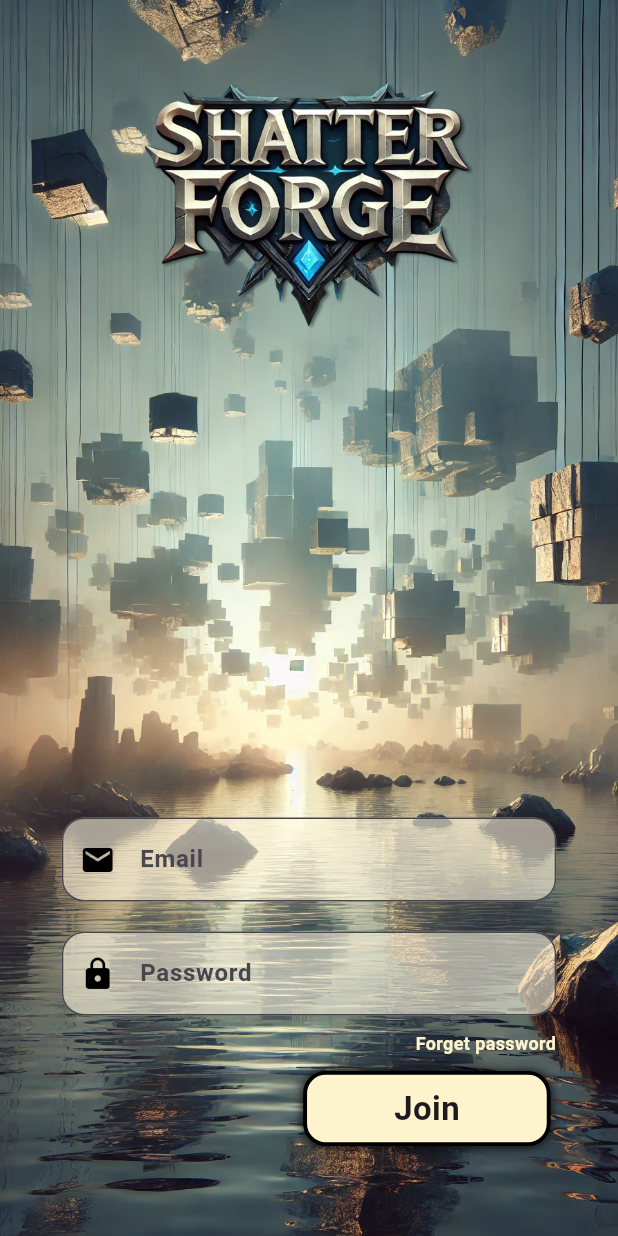
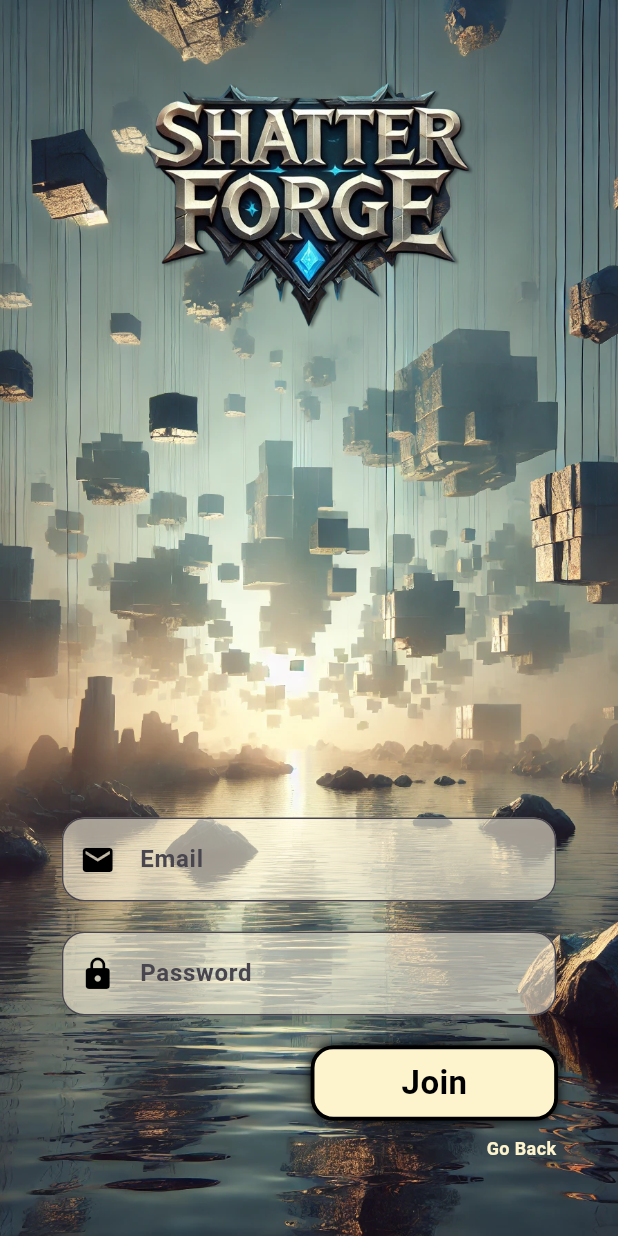
Before and after one commit to tusher2018/shatterforge, a Flutter app: the screen it shows after launch, after a tap on "Join", on a phone screen of 412 x 824 dp. Run offline on Flutter 3.47's test engine with Material 3 defaults, Android fonts, the phone set to English and light mode, and no system bars; our stand-ins replace cloud_firestore, firebase_auth, firebase_core, flutter_colorpicker; missing offline and left inert: flame; accounts and stored records are empty.

Commit message:
join compleated

```diff
--- a/lib/splash_page.dart
+++ b/lib/splash_page.dart
@@ -1,3 +1,5 @@
+// ignore_for_file: use_build_context_synchronously
+
 import 'package:firebase_auth/firebase_auth.dart';
 import 'package:flutter/material.dart';
 import 'package:shatterforge/map_create.dart';
@@ -14,18 +16,53 @@ class _CombinedSplashHomePageState extends State<CombinedSplashHomePage> {
   bool _showButtons = false;
   bool _showSignInForm = false;
   bool _exitButtons = false;
+  bool _exitingSignInForm = false;
   TextEditingController emailController = TextEditingController();
   TextEditingController passwordController = TextEditingController();
+
+  // Transition to Sign-In form with exit animation for buttons
+  void _transitionToSignInForm() {
+    setState(() {
+      _exitButtons = true; // Start exit animation for buttons
+    });
+
+    // Delay until button exit animation completes, then show sign-in form
+    Future.delayed(const Duration(milliseconds: 800), () {
+      setState(() {
+        _showButtons = false;
+        _showSignInForm = true;
+        _exitButtons = false; // Reset button exit state for the future
+      });
+    });
+  }
+
+  // Transition back to buttons with exit animation for sign-in form
+  void _transitionToButtons() {
+    setState(() {
+      _exitingSignInForm = true; // Start exit animation for sign-in form
+    });
+
+    // Delay until sign-in form exit animation completes, then show buttons
+    Future.delayed(const Duration(milliseconds: 800), () {
+      setState(() {
+        _showSignInForm = false;
+        _showButtons = true;
+        _exitingSignInForm = false; // Reset sign-in form exit state
+      });
+    });
+  }
 
   @override
   void initState() {
     super.initState();
 
+    // Simulate initial splash logo animation
     Future.delayed(const Duration(seconds: 2), () {
       setState(() {
         _logoAtCenter = false;
       });
 
+      // Show buttons after logo animation
       Future.delayed(const Duration(seconds: 1), () {
         setState(() {
           _showButtons = true;
@@ -34,6 +71,7 @@ class _CombinedSplashHomePageState extends State<CombinedSplashHomePage> {
     });
   }
 
+  // Build custom button with enter/exit animations
   Widget _buildCustomButton(
       String text, VoidCallback onPressed, double delay, bool exitButton) {
     return TweenAnimationBuilder(
@@ -56,7 +94,7 @@ class _CombinedSplashHomePageState extends State<CombinedSplashHomePage> {
           width: MediaQuery.of(context).size.width * 0.4,
           height: 50,
           decoration: BoxDecoration(
-            color: Color(0xFFEFEF5CE),
+            color: const Color(0xFFEFEF5CE),
             borderRadius: BorderRadius.circular(15),
             boxShadow: const [
               BoxShadow(color: Colors.black, blurRadius: 6),
@@ -68,9 +106,11 @@ class _CombinedSplashHomePageState extends State<CombinedSplashHomePage> {
             border: Border.all(color: Colors.black, width: 2.5),
           ),
           child: Center(
-            child: Text(
+            child: commonText(
               text,
-              style: const TextStyle(fontSize: 22, fontWeight: FontWeight.bold),
+              color: Colors.black,
+              size: 22,
+              isBold: true,
             ),
           ),
         ),
@@ -78,151 +118,80 @@ class _CombinedSplashHomePageState extends State<CombinedSplashHomePage> {
     );
   }
 
-  void _transitionToSignInForm() {
-    setState(() {
-      _exitButtons = true; // Trigger reverse animation for button exit
-    });
-
-    // Delay until the button exit animation completes, then show the sign-in form
-    Future.delayed(const Duration(milliseconds: 800), () {
-      setState(() {
-        _showButtons = false; // Hide buttons after exit animation
-        _showSignInForm = true; // Show the sign-in form
-      });
-    });
-  }
-
-  // void _authenticateUser() async {
-  //   String email = emailController.text;
-  //   String password = passwordController.text;
-  //   if (email.isEmpty) {
-  //     showCommonSnackbar(
-  //       context,
-  //       message: 'Please enter your email.',
-  //       icon: Icons.error,
-  //     );
-  //     return;
-  //   } else if (password.isEmpty) {
-  //     showCommonSnackbar(
-  //       context,
-  //       message: 'Please enter your password.',
-  //       icon: Icons.error,
-  //     );
-  //     return;
-  //   }
-  //   try {
-  //     final FirebaseAuth auth = FirebaseAuth.instance;
-  //     UserCredential userCredential = await auth.signInWithEmailAndPassword(
-  //         email: email, password: password);
-  //     showCommonSnackbar(
-  //       context,
-  //       message: 'Logged in as: ${userCredential.user?.email}',
-  //       icon: Icons.check_circle,
-  //     );
-  //     setState(() {
-  //       _showSignInForm = false;
-  //       _showButtons = true;
-  //       _exitButtons = false;
-  //     });
-  //   } on FirebaseAuthException catch (e) {
-  //     print(e.code);
-  //     if (e.code == 'invalid-credential') {
-  //       showCommonSnackbar(
-  //         context,
-  //         message: 'User not found, signing up...',
-  //         icon: Icons.person_add,
-  //       );
-  //       _signUpUser(email, password);
-  //     } else {
-  //       showCommonSnackbar(
-  //         context,
-  //         message: 'Error: ${e.message}',
-  //         icon: Icons.error,
-  //       );
-  //     }
-  //   }
-  // }
-  // void _signUpUser(String email, String password) async {
-  //   try {
-  //     final FirebaseAuth auth = FirebaseAuth.instance;
-  //     UserCredential userCredential = await auth.createUserWithEmailAndPassword(
-  //         email: email, password: password);
-  //     showCommonSnackbar(
-  //       context,
-  //       message: 'Signed up as: ${userCredential.user?.email}',
-  //       icon: Icons.check_circle,
-  //     );
-  //     setState(() {
-  //       _showSignInForm = false;
-  //       _showButtons = true;
-  //       _exitButtons = false;
-  //     });
-  //   } catch (e) {
-  //     showCommonSnackbar(
-  //       context,
-  //       message: 'Sign-up failed: $e',
-  //       icon: Icons.error,
-  //     );
-  //   }
-  // }
-  // void _resetPassword() async {
-  //   String email = emailController.text.trim();
-  //   if (email.isNotEmpty) {
-  //     try {
-  //       await FirebaseAuth.instance.sendPasswordResetEmail(email: email);
-  //       showCommonSnackbar(
-  //         context,
-  //         message: 'Password reset email sent.',
-  //         icon: Icons.restore,
-  //       );
-  //     } on FirebaseAuthException catch (e) {
-  //       if (e.code == 'user-not-found') {
-  //         showCommonSnackbar(
-  //           context,
-  //           message: 'User not found',
-  //           icon: Icons.person_off_outlined,
-  //         );
-  //       } else {
-  //         showCommonSnackbar(
-  //           context,
-  //           message: 'Failed to send password reset email.',
-  //           icon: Icons.error,
-  //         );
-  //       }
-  //     }
-  //   } else {
-  //     showCommonSnackbar(
-  //       context,
-  //       message: 'Please enter your email.',
-  //       icon: Icons.error,
-  //     );
-  //   }
-  // }
-
+  // Build Sign-In Form with enter/exit animations
   Widget _buildSignInForm() {
     return Column(
       children: [
         _buildTextField('Email', emailController, Icons.email, 100),
         _buildTextField('Password', passwordController, Icons.lock, 400),
+        TweenAnimationBuilder(
+          tween: Tween<Offset>(
+            begin: _exitingSignInForm
+                ? Offset.zero
+                : const Offset(1.5, 0), // Entry/Exit based on state
+            end: _exitingSignInForm
+                ? const Offset(1.5, 0)
+                : Offset.zero, // Exit animation moves to the right
+          ),
+          duration: Duration(milliseconds: 700),
+          curve: Curves.ease,
+          builder: (context, Offset offset, child) {
+            return Transform.translate(
+              offset: Offset(MediaQuery.of(context).size.width * offset.dx, 0),
+              child: child,
+            );
+          },
+          child: GestureDetector(
+            onTap: () {
+              _signUpUser(
+                  context, emailController.text, passwordController.text);
+            },
+            child: Container(
+              margin: const EdgeInsets.symmetric(vertical: 10),
+              width: MediaQuery.of(context).size.width * 0.4,
+              height: 50,
+              decoration: BoxDecoration(
+                color: const Color(0xFFEFEF5CE),
+                borderRadius: BorderRadius.circular(15),
+                boxShadow: const [
+                  BoxShadow(color: Colors.black, blurRadius: 6),
+                  BoxShadow(
+                      color: Colors.black,
+                      blurRadius: 6,
+                      blurStyle: BlurStyle.inner),
+                ],
+                border: Border.all(color: Colors.black, width: 2.5),
+              ),
+              child: Center(
+                child: commonText("Join",
+                    size: 22, isBold: true, color: Colors.black),
+              ),
+            ),
+          ),
+        ),
         Container(
           width: MediaQuery.of(context).size.width * 0.8,
           alignment: Alignment.centerRight,
           child: GestureDetector(
-              onTap: _resetPassword,
-              child: commonText("Forget password",
-                  color: primaryColor, isBold: true),
-            )),
-        _buildCustomButton("Join", _authenticateUser, 700, !_exitButtons),
+            onTap: _transitionToButtons, // Go back to buttons
+            child: commonText("Go Back", color: primaryColor, isBold: true),
+          ),
+        ),
       ],
     );
   }
 
+  // Build TextField with enter/exit animations
   Widget _buildTextField(String hintText, TextEditingController controller,
       IconData icon, double delay) {
     return TweenAnimationBuilder(
       tween: Tween<Offset>(
-        begin: const Offset(1.5, 0), // Starting off-screen to the right
-        end: Offset.zero, // Ending at the normal position
+        begin: _exitingSignInForm
+            ? Offset.zero
+            : const Offset(1.5, 0), // Entry/Exit based on state
+        end: _exitingSignInForm
+            ? const Offset(1.5, 0)
+            : Offset.zero, // Exit animation moves to the right
       ),
       duration: Duration(milliseconds: delay.toInt()),
       curve: Curves.ease,
@@ -236,16 +205,17 @@ class _CombinedSplashHomePageState extends State<CombinedSplashHomePage> {
         margin: const EdgeInsets.symmetric(vertical: 10),
         width: MediaQuery.of(context).size.width * 0.8,
         child: TextField(
-          style: TextStyle(color: Colors.black, fontWeight: FontWeight.bold),
+          style:
+              const TextStyle(color: Colors.black, fontWeight: FontWeight.bold),
           controller: controller,
           decoration: InputDecoration(
             prefixIcon: Icon(icon, color: Colors.black),
             hintText: hintText,
             filled: true,
-            fillColor: Color.fromARGB(150, 255, 248, 225),
+            fillColor: const Color.fromARGB(150, 255, 248, 225),
             border: OutlineInputBorder(
               borderRadius: BorderRadius.circular(15),
-              borderSide: BorderSide(width: 2, color: Colors.black),
+              borderSide: const BorderSide(width: 2, color: Colors.black),
             ),
           ),
         ),
@@ -279,13 +249,13 @@ class _CombinedSplashHomePageState extends State<CombinedSplashHomePage> {
                 width: MediaQuery.of(context).size.width * 0.7,
               ),
             ),
-            // Buttons or sign-in form based on the state
+            // Buttons or Sign-In Form based on state
             Positioned(
               bottom: 50,
               left: 0,
               right: 0,
               child: AnimatedSwitcher(
-                duration: const Duration(milliseconds: 800),
+                duration: const Duration(milliseconds: 10),
                 child: _showButtons
                     ? Column(
                         mainAxisSize: MainAxisSize.min,
@@ -298,14 +268,15 @@ class _CombinedSplashHomePageState extends State<CombinedSplashHomePage> {
                               context,
                               MaterialPageRoute(
                                 builder: (context) => MapCreatePage(),
-                                ));
+                              ),
+                            );
                           }, 700, _exitButtons),
                           _buildCustomButton("Rank", () {}, 1000, _exitButtons),
                         ],
                       )
                     : _showSignInForm
                         ? _buildSignInForm()
-                        : SizedBox.shrink(),
+                        : const SizedBox.shrink(),
               ),
             ),
           ],
@@ -314,37 +285,29 @@ class _CombinedSplashHomePageState extends State<CombinedSplashHomePage> {
     );
   }
 
-  void _authenticateUser() async {
-    String email = emailController.text;
-    String password = passwordController.text;
+// Sign-up function
+  void _signUpUser(BuildContext context, String email, String password) async {
+    final FirebaseAuth auth = FirebaseAuth.instance;
 
     if (email.isEmpty) {
-      showCommonSnackbar(
-        context,
-        message: 'Please enter your email.',
-        icon: Icons.error,
-      );
+      showCommonSnackbar(context,
+          message: 'Please enter your email.', icon: Icons.error);
       return;
-    } else if (password.isEmpty) {
-      showCommonSnackbar(
-        context,
-        message: 'Please enter your password.',
-        icon: Icons.error,
-      );
+    }
+
+    if (password.isEmpty) {
+      showCommonSnackbar(context,
+          message: 'Please enter your password.', icon: Icons.error);
       return;
     }
 
     try {
-      final FirebaseAuth auth = FirebaseAuth.instance;
-      UserCredential userCredential = await auth.signInWithEmailAndPassword(
+      // Create a new user account
+      await auth.createUserWithEmailAndPassword(
           email: email, password: password);
 
-      showCommonSnackbar(
-        context,
-        message: 'Logged in as: ${userCredential.user?.email}',
-        icon: Icons.check_circle,
-      );
-
+      showCommonSnackbar(context,
+          message: 'Account created successfully!', icon: Icons.check_circle);
       setState(() {
         _showSignInForm = false;
         _showButtons = true;
@@ -352,48 +315,16 @@ class _CombinedSplashHomePageState extends State<CombinedSplashHomePage> {
       });
     } on FirebaseAuthException catch (e) {
       print(e);
-      print(e.code);
+
+      if (e.code == "email-already-in-use") {
+        handleUserAuthentication(context, email, password);
+      } else {
         _handleAuthException(e);
-    } catch (e) {
-      showCommonSnackbar(
-        context,
-        message: 'An unknown error occurred. Please try again later.',
-        icon: Icons.error,
-      );
+      }
     }
   }
 
-  void _signUpUser(String email, String password) async {
-    try {
-      final FirebaseAuth auth = FirebaseAuth.instance;
-      UserCredential userCredential = await auth.createUserWithEmailAndPassword(
-          email: email, password: password);
-
-      showCommonSnackbar(
-        context,
-        message: 'Signed up as: ${userCredential.user?.email}',
-        icon: Icons.check_circle,
-      );
-
-      setState(() {
-        _showSignInForm = false;
-        _showButtons = true;
-        _exitButtons = false;
-      });
-    } on FirebaseAuthException catch (e) {
-      _handleAuthException(e);
-    } catch (e) {
-      showCommonSnackbar(
-        context,
-        message: 'Sign-up failed. Please try again later.',
-        icon: Icons.error,
-      );
-    }
-  }
-
-  void _resetPassword() async {
-    String email = emailController.text.trim();
-
+  void _resetPassword(String email) async {
     if (email.isEmpty) {
       showCommonSnackbar(
         context,
@@ -411,8 +342,6 @@ class _CombinedSplashHomePageState extends State<CombinedSplashHomePage> {
         icon: Icons.restore,
       );
     } on FirebaseAuthException catch (e) {
-      print(e);
-      print(e.code);
       _handleAuthException(e);
     } catch (e) {
       showCommonSnackbar(
@@ -422,9 +351,6 @@ class _CombinedSplashHomePageState extends State<CombinedSplashHomePage> {
       );
     }
   }
-
-
-
 
   void _handleAuthException(FirebaseAuthException e) {
     switch (e.code) {
@@ -440,13 +366,6 @@ class _CombinedSplashHomePageState extends State<CombinedSplashHomePage> {
           context,
           message: 'This user account has been disabled.',
           icon: Icons.block,
-        );
-        break;
-      case 'user-not-found':
-        showCommonSnackbar(
-          context,
-          message: 'No user found with this email.',
-          icon: Icons.person_off,
         );
         break;
       case 'wrong-password':
@@ -500,4 +419,71 @@ class _CombinedSplashHomePageState extends State<CombinedSplashHomePage> {
         break;
     }
   }
+
+  void _showResetPasswordConfirmationDialog(String email) {
+    showDialog(
+      context: context,
+      builder: (BuildContext context) {
+        return AlertDialog(
+          backgroundColor: primaryColor,
+          title: commonText('Reset Password',
+              color: Colors.black, size: 14, isBold: true),
+          content: commonText(
+              'The password you entered is incorrect. Would you like to reset your password?',
+              overflow: TextOverflow.visible,
+              size: 12,
+              color: Colors.black),
+          actions: [
+            SizedBox(
+              width: MediaQuery.sizeOf(context).width * 0.8,
+              child: Row(
+                children: [
+                  Expanded(
+                    child: commonButton(context, 'Try again', () {
+                      Navigator.of(context).pop();
+                    }, fontSize: 12),
+                  ),
+                  SizedBox(
+                    width: 16,
+                  ),
+                  Expanded(
+                    child: commonButton(context, "Reset Password", () {
+                      Navigator.of(context).pop();
+                      _resetPassword(email);
+                    }, fontSize: 12),
+                  )
+                ],
+              ),
+            ),
+          ],
+        );
+      },
+    );
   }
+
+  void handleUserAuthentication(
+      BuildContext context, String email, String password) async {
+    final FirebaseAuth auth = FirebaseAuth.instance;
+
+    try {
+      // Try to sign in first
+      await auth.signInWithEmailAndPassword(email: email, password: password);
+
+      // If sign-in is successful
+      showCommonSnackbar(context,
+          message: 'Logged in successfully!', icon: Icons.check_circle);
+      setState(() {
+        _showSignInForm = false;
+        _showButtons = true;
+        _exitButtons = false;
+      });
+    } on FirebaseAuthException catch (e) {
+      print(e);
+      if (e.code == 'invalid-credential') {
+        _showResetPasswordConfirmationDialog(email);
+      } else {
+        _handleAuthException(e);
+      }
+    }
+  }
+}
--- a/lib/src/components/commonText.dart
+++ b/lib/src/components/commonText.dart
@@ -1,10 +1,13 @@
 import 'package:flutter/material.dart';
 
 Widget commonText(String text,
-    {Color color = Colors.white, bool isBold = false, double size = 12}) {
+    {Color color = Colors.white,
+    bool isBold = false,
+    double size = 12,
+    overflow = TextOverflow.ellipsis}) {
   return Text(
     text,
-    overflow: TextOverflow.ellipsis,
+    overflow: overflow,
     style: TextStyle(
         color: color,
         fontSize: size,
@@ -12,7 +15,8 @@ Widget commonText(String text,
   );
 }
 
-Widget commonButton(BuildContext context, String text, VoidCallback onPressed) {
+Widget commonButton(BuildContext context, String text, VoidCallback onPressed,
+    {double fontSize = 22}) {
   return GestureDetector(
     onTap: onPressed,
     child: Container(
@@ -44,8 +48,8 @@ Widget commonButton(BuildContext context, String text, VoidCallback onPressed) {
       child: Center(
         child: Text(
           text,
-          style: const TextStyle(
-            fontSize: 22,
+          style: TextStyle(
+            fontSize: fontSize,
             fontWeight: FontWeight.bold,
           ),
         ),
```
Lines whose indentation alone changed are shown as unchanged.
